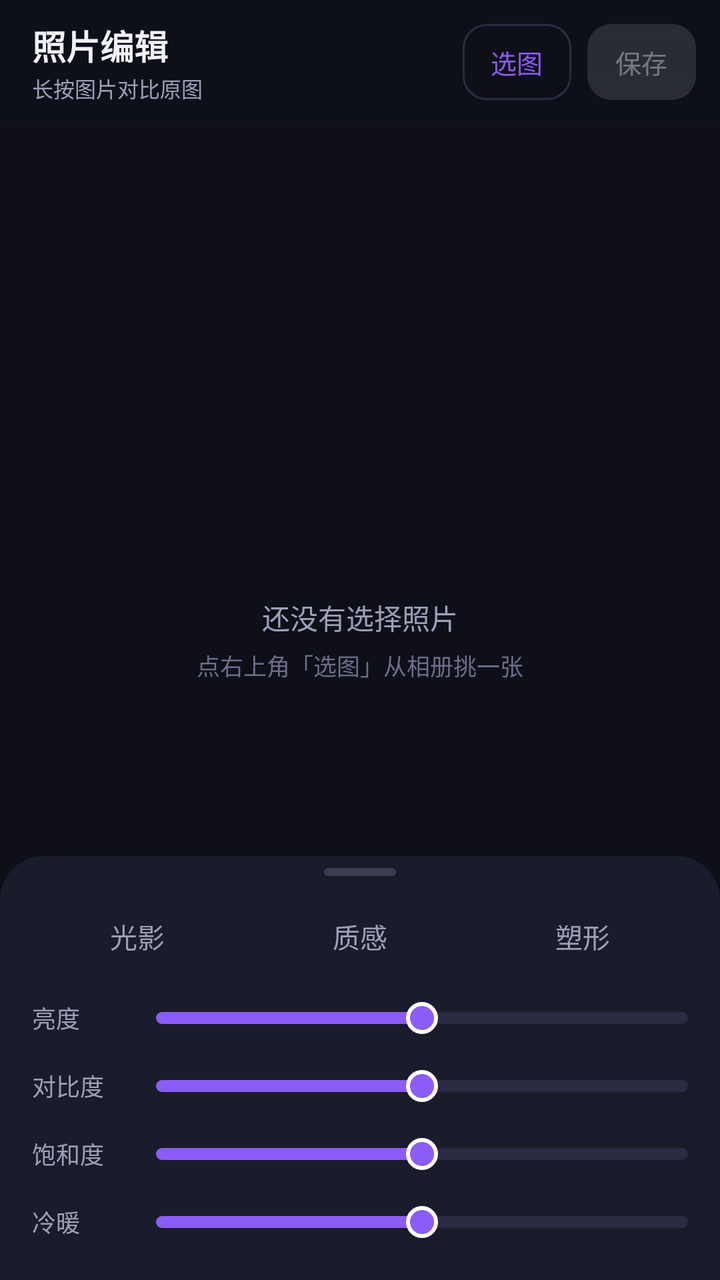
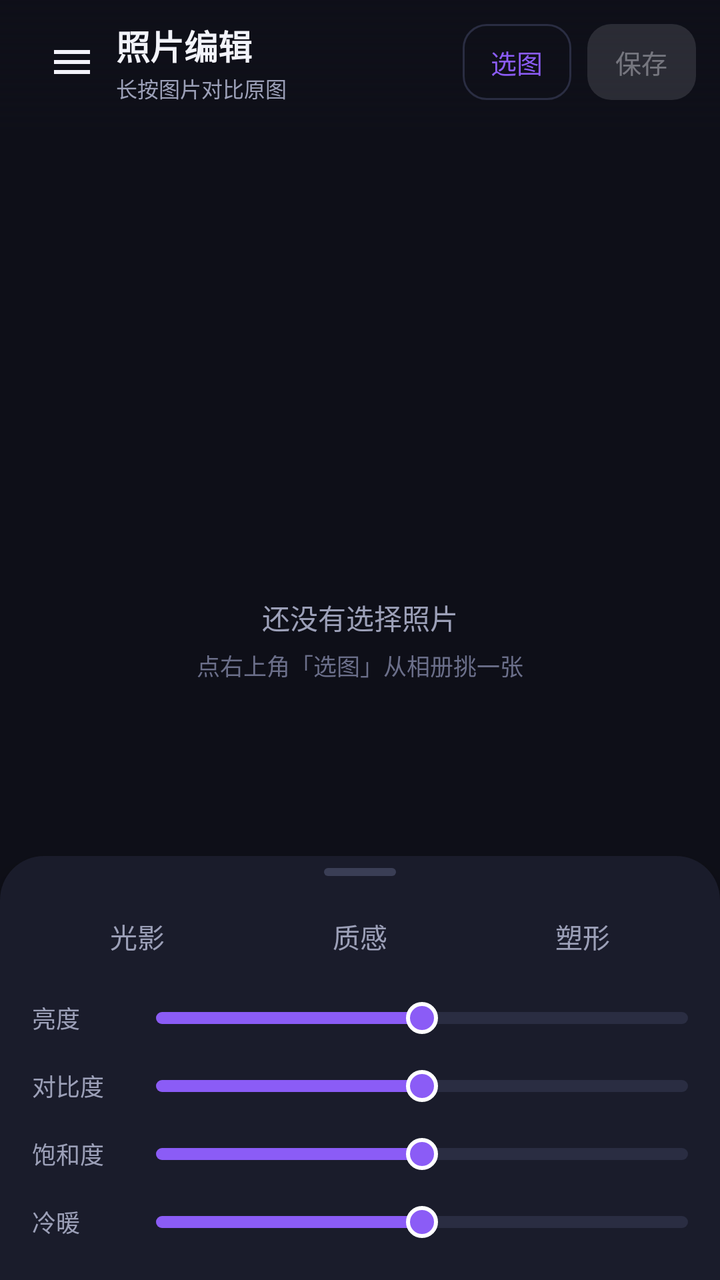

Before-and-after screenshots of an Android layout around one commit, followed by the original layout XML and the change that was made.
<!-- AndroidManifest.xml: application theme Theme.MagicBeauty -->
<!-- res/layout/fragment_photo.xml -->
<?xml version="1.0" encoding="utf-8"?>
<FrameLayout xmlns:android="http://schemas.android.com/apk/res/android"
    xmlns:app="http://schemas.android.com/apk/res-auto"
    android:layout_width="match_parent"
    android:layout_height="match_parent"
    android:background="@color/bg">

    
    <FrameLayout
        android:id="@+id/previewBox"
        android:layout_width="match_parent"
        android:layout_height="match_parent">

        <ImageView
            android:id="@+id/preview"
            android:layout_width="match_parent"
            android:layout_height="match_parent"
            android:contentDescription="预览"
            android:scaleType="fitCenter" />

        <LinearLayout
            android:id="@+id/emptyState"
            android:layout_width="wrap_content"
            android:layout_height="wrap_content"
            android:layout_gravity="center"
            android:gravity="center"
            android:orientation="vertical">

            <TextView
                android:layout_width="wrap_content"
                android:layout_height="wrap_content"
                android:text="还没有选择照片"
                android:textColor="@color/text_sub"
                android:textSize="14sp" />

            <TextView
                android:layout_width="wrap_content"
                android:layout_height="wrap_content"
                android:layout_marginTop="5dp"
                android:text="点右上角「选图」从相册挑一张"
                android:textColor="@color/text_dim"
                android:textSize="11.5sp" />
        </LinearLayout>

        <ProgressBar
            android:id="@+id/progress"
            android:layout_width="wrap_content"
            android:layout_height="wrap_content"
            android:layout_gravity="center"
            android:indeterminateTint="@color/brand"
            android:visibility="gone" />
    </FrameLayout>

    
    <LinearLayout
        android:id="@+id/topBar"
        android:layout_width="match_parent"
        android:layout_height="wrap_content"
        android:layout_gravity="top"
        android:background="@drawable/bg_top_scrim"
        android:gravity="center_vertical"
        android:orientation="horizontal"
        android:paddingStart="16dp"
        android:paddingTop="10dp"
        android:paddingEnd="12dp"
        android:paddingBottom="14dp">

        <LinearLayout
            android:layout_width="0dp"
            android:layout_height="wrap_content"
            android:layout_weight="1"
            android:orientation="vertical">

            <TextView
                android:layout_width="wrap_content"
                android:layout_height="wrap_content"
                android:text="照片编辑"
                android:textColor="@color/text"
                android:textSize="17sp"
                android:textStyle="bold" />

            <TextView
                android:layout_width="wrap_content"
                android:layout_height="wrap_content"
                android:layout_marginTop="1dp"
                android:text="长按图片对比原图"
                android:textColor="@color/text_sub"
                android:textSize="10.5sp" />
        </LinearLayout>

        <com.google.android.material.button.MaterialButton
            android:id="@+id/btnPick"
            style="?attr/materialButtonOutlinedStyle"
            android:layout_width="wrap_content"
            android:layout_height="38dp"
            android:insetTop="0dp"
            android:insetBottom="0dp"
            android:minWidth="0dp"
            android:paddingStart="14dp"
            android:paddingEnd="14dp"
            android:text="选图"
            android:textAllCaps="false"
            android:textSize="13sp"
            app:cornerRadius="12dp" />

        <Space
            android:layout_width="8dp"
            android:layout_height="1dp" />

        <com.google.android.material.button.MaterialButton
            android:id="@+id/btnSave"
            android:layout_width="wrap_content"
            android:layout_height="38dp"
            android:enabled="false"
            android:insetTop="0dp"
            android:insetBottom="0dp"
            android:minWidth="0dp"
            android:paddingStart="14dp"
            android:paddingEnd="14dp"
            android:text="保存"
            android:textAllCaps="false"
            android:textSize="13sp"
            app:cornerRadius="12dp" />
    </LinearLayout>

    
    <LinearLayout
        android:id="@+id/toolSheet"
        android:layout_width="match_parent"
        android:layout_height="wrap_content"
        android:layout_gravity="bottom"
        android:background="@drawable/bg_sheet"
        android:elevation="12dp"
        android:orientation="vertical"
        android:paddingStart="16dp"
        android:paddingTop="6dp"
        android:paddingEnd="16dp"
        android:paddingBottom="12dp">

        <View
            android:id="@+id/sheetHandle"
            android:layout_width="36dp"
            android:layout_height="4dp"
            android:layout_gravity="center_horizontal"
            android:background="@drawable/bg_handle" />

        
        <LinearLayout
            android:layout_width="match_parent"
            android:layout_height="wrap_content"
            android:layout_marginTop="10dp"
            android:orientation="horizontal">

            <TextView
                android:id="@+id/tabLight"
                android:layout_width="0dp"
                android:layout_height="40dp"
                android:layout_weight="1"
                android:background="@drawable/bg_tab"
                android:gravity="center"
                android:text="光影"
                android:textColor="@color/tab_text"
                android:textSize="13.5sp" />

            <TextView
                android:id="@+id/tabTexture"
                android:layout_width="0dp"
                android:layout_height="40dp"
                android:layout_marginStart="6dp"
                android:layout_weight="1"
                android:background="@drawable/bg_tab"
                android:gravity="center"
                android:text="质感"
                android:textColor="@color/tab_text"
                android:textSize="13.5sp" />

            <TextView
                android:id="@+id/tabShape"
                android:layout_width="0dp"
                android:layout_height="40dp"
                android:layout_marginStart="6dp"
                android:layout_weight="1"
                android:background="@drawable/bg_tab"
                android:gravity="center"
                android:text="塑形"
                android:textColor="@color/tab_text"
                android:textSize="13.5sp" />
        </LinearLayout>

        
        <LinearLayout
            android:id="@+id/groupLight"
            android:layout_width="match_parent"
            android:layout_height="wrap_content"
            android:layout_marginTop="4dp"
            android:orientation="vertical">

            <LinearLayout
                android:layout_width="match_parent"
                android:layout_height="34dp"
                android:gravity="center_vertical"
                android:orientation="horizontal">

                <TextView
                    style="@style/SliderLabel"
                    android:text="亮度" />

                <SeekBar
                    android:id="@+id/sbBrightness"
                    style="@style/AppSeekBar"
                    android:layout_width="0dp"
                    android:layout_height="30dp"
                    android:layout_weight="1"
                    android:max="100"
                    android:progress="50" />
            </LinearLayout>

            <LinearLayout
                android:layout_width="match_parent"
                android:layout_height="34dp"
                android:gravity="center_vertical"
                android:orientation="horizontal">

                <TextView
                    style="@style/SliderLabel"
                    android:text="对比度" />

                <SeekBar
                    android:id="@+id/sbContrast"
                    style="@style/AppSeekBar"
                    android:layout_width="0dp"
                    android:layout_height="30dp"
                    android:layout_weight="1"
                    android:max="100"
                    android:progress="50" />
            </LinearLayout>

            <LinearLayout
                android:layout_width="match_parent"
                android:layout_height="34dp"
                android:gravity="center_vertical"
                android:orientation="horizontal">

                <TextView
                    style="@style/SliderLabel"
                    android:text="饱和度" />

                <SeekBar
                    android:id="@+id/sbSaturation"
                    style="@style/AppSeekBar"
                    android:layout_width="0dp"
                    android:layout_height="30dp"
                    android:layout_weight="1"
                    android:max="100"
                    android:progress="50" />
            </LinearLayout>

            <LinearLayout
                android:layout_width="match_parent"
                android:layout_height="34dp"
                android:gravity="center_vertical"
                android:orientation="horizontal">

                <TextView
                    style="@style/SliderLabel"
                    android:text="冷暖" />

                <SeekBar
                    android:id="@+id/sbWarmth"
                    style="@style/AppSeekBar"
                    android:layout_width="0dp"
                    android:layout_height="30dp"
                    android:layout_weight="1"
                    android:max="100"
                    android:progress="50" />
            </LinearLayout>
        </LinearLayout>

        
        <LinearLayout
            android:id="@+id/groupTexture"
            android:layout_width="match_parent"
            android:layout_height="wrap_content"
            android:layout_marginTop="4dp"
            android:orientation="vertical"
            android:visibility="gone">

            <HorizontalScrollView
                android:layout_width="match_parent"
                android:layout_height="wrap_content"
                android:layout_marginTop="2dp"
                android:scrollbars="none">

                <LinearLayout
                    android:id="@+id/filterRow"
                    android:layout_width="wrap_content"
                    android:layout_height="wrap_content"
                    android:orientation="horizontal">

                    <TextView
                        style="@style/FilterChip"
                        android:text="原图" />

                    <TextView
                        style="@style/FilterChip"
                        android:text="清透" />

                    <TextView
                        style="@style/FilterChip"
                        android:text="暖阳" />

                    <TextView
                        style="@style/FilterChip"
                        android:text="冷调" />

                    <TextView
                        style="@style/FilterChip"
                        android:text="复古" />

                    <TextView
                        style="@style/FilterChip"
                        android:text="黑白" />

                    <TextView
                        style="@style/FilterChip"
                        android:text="胶片" />
                </LinearLayout>
            </HorizontalScrollView>

            <LinearLayout
                android:layout_width="match_parent"
                android:layout_height="34dp"
                android:gravity="center_vertical"
                android:orientation="horizontal">

                <TextView
                    style="@style/SliderLabel"
                    android:text="磨皮" />

                <SeekBar
                    android:id="@+id/sbBlur"
                    style="@style/AppSeekBar"
                    android:layout_width="0dp"
                    android:layout_height="30dp"
                    android:layout_weight="1"
                    android:max="100"
                    android:progress="0" />
            </LinearLayout>

            <LinearLayout
                android:layout_width="match_parent"
                android:layout_height="34dp"
                android:gravity="center_vertical"
                android:orientation="horizontal">

                <TextView
                    style="@style/SliderLabel"
                    android:text="暗角" />

                <SeekBar
                    android:id="@+id/sbVignette"
                    style="@style/AppSeekBar"
                    android:layout_width="0dp"
                    android:layout_height="30dp"
                    android:layout_weight="1"
                    android:max="100"
                    android:progress="0" />
            </LinearLayout>
        </LinearLayout>

        
        <LinearLayout
            android:id="@+id/groupShape"
            android:layout_width="match_parent"
            android:layout_height="wrap_content"
            android:layout_marginTop="4dp"
            android:orientation="vertical"
            android:visibility="gone">

            <LinearLayout
                android:layout_width="match_parent"
                android:layout_height="34dp"
                android:gravity="center_vertical"
                android:orientation="horizontal">

                <TextView
                    style="@style/SliderLabel"
                    android:text="瘦脸" />

                <SeekBar
                    android:id="@+id/sbThinFace"
                    style="@style/AppSeekBar"
                    android:layout_width="0dp"
                    android:layout_height="30dp"
                    android:layout_weight="1"
                    android:max="100"
                    android:progress="0" />
            </LinearLayout>

            <LinearLayout
                android:layout_width="match_parent"
                android:layout_height="34dp"
                android:gravity="center_vertical"
                android:orientation="horizontal">

                <TextView
                    style="@style/SliderLabel"
                    android:text="大眼" />

                <SeekBar
                    android:id="@+id/sbEye"
                    style="@style/AppSeekBar"
                    android:layout_width="0dp"
                    android:layout_height="30dp"
                    android:layout_weight="1"
                    android:max="100"
                    android:progress="0" />
            </LinearLayout>

            <LinearLayout
                android:layout_width="match_parent"
                android:layout_height="34dp"
                android:gravity="center_vertical"
                android:orientation="horizontal">

                <TextView
                    style="@style/SliderLabel"
                    android:text="瘦腰" />

                <SeekBar
                    android:id="@+id/sbWaist"
                    style="@style/AppSeekBar"
                    android:layout_width="0dp"
                    android:layout_height="30dp"
                    android:layout_weight="1"
                    android:max="100"
                    android:progress="0" />
            </LinearLayout>

            <LinearLayout
                android:layout_width="match_parent"
                android:layout_height="34dp"
                android:gravity="center_vertical"
                android:orientation="horizontal">

                <TextView
                    style="@style/SliderLabel"
                    android:text="拉腿" />

                <SeekBar
                    android:id="@+id/sbLeg"
                    style="@style/AppSeekBar"
                    android:layout_width="0dp"
                    android:layout_height="30dp"
                    android:layout_weight="1"
                    android:max="100"
                    android:progress="0" />
            </LinearLayout>
        </LinearLayout>

        <TextView
            android:id="@+id/tvHint"
            android:layout_width="match_parent"
            android:layout_height="wrap_content"
            android:layout_marginTop="6dp"
            android:textColor="@color/text_dim"
            android:textSize="10.5sp"
            android:visibility="gone" />
    </LinearLayout>

</FrameLayout>
<!-- resources referenced by this layout -->
<resources>
  <color name="bg">#0E0F18</color>
  <color name="brand">#8B5CF6</color>
  <color name="text">#F2F3FA</color>
  <color name="text_dim">#6B6F8A</color>
  <color name="text_sub">#9CA0B8</color>
  <!-- drawable bg_handle (drawable) -->
  <?xml version="1.0" encoding="utf-8"?>
  <shape xmlns:android="http://schemas.android.com/apk/res/android" android:shape="rectangle">
      <solid android:color="#3A3E55" />
      <corners android:radius="2dp" />
      <size android:width="36dp" android:height="4dp" />
  </shape>
  <!-- drawable bg_sheet (drawable) -->
  <?xml version="1.0" encoding="utf-8"?>
  <shape xmlns:android="http://schemas.android.com/apk/res/android" android:shape="rectangle">
      <solid android:color="@color/card" />
      <corners
          android:topLeftRadius="22dp"
          android:topRightRadius="22dp" />
  </shape>
  <!-- drawable bg_tab (drawable) -->
  <?xml version="1.0" encoding="utf-8"?>
  <selector xmlns:android="http://schemas.android.com/apk/res/android">
      <item android:state_selected="true">
          <shape android:shape="rectangle">
              <solid android:color="@color/brand_soft" />
              <corners android:radius="12dp" />
          </shape>
      </item>
      <item>
          <shape android:shape="rectangle">
              <solid android:color="@android:color/transparent" />
              <corners android:radius="12dp" />
          </shape>
      </item>
  </selector>
  <!-- drawable bg_top_scrim (drawable) -->
  <?xml version="1.0" encoding="utf-8"?>
  <shape xmlns:android="http://schemas.android.com/apk/res/android" android:shape="rectangle">
      <gradient
          android:angle="270"
          android:endColor="#000E0F18"
          android:startColor="#E60E0F18" />
  </shape>
  <style name="AppSeekBar" parent="Widget.AppCompat.SeekBar">
          <item name="android:progressDrawable">@drawable/seekbar_track</item>
          <item name="android:thumb">@drawable/seekbar_thumb</item>
          <item name="android:splitTrack">false</item>
          <item name="android:minHeight">30dp</item>
          <item name="android:maxHeight">30dp</item>
          <item name="android:paddingStart">0dp</item>
          <item name="android:paddingEnd">0dp</item>
      </style>
  <style name="FilterChip">
          <item name="android:layout_width">wrap_content</item>
          <item name="android:layout_height">32dp</item>
          <item name="android:layout_marginEnd">6dp</item>
          <item name="android:background">@drawable/bg_tab</item>
          <item name="android:gravity">center</item>
          <item name="android:paddingStart">13dp</item>
          <item name="android:paddingEnd">13dp</item>
          <item name="android:textColor">@color/tab_text</item>
          <item name="android:textSize">12sp</item>
      </style>
  <style name="SliderLabel">
          <item name="android:layout_width">62dp</item>
          <item name="android:layout_height">wrap_content</item>
          <item name="android:textSize">12sp</item>
          <item name="android:textColor">@color/text_sub</item>
      </style>
  <color name="card">#1A1C2B</color>
  <color name="brand_soft">#2A1F4D</color>
  <!-- drawable seekbar_thumb (drawable) -->
  <?xml version="1.0" encoding="utf-8"?>
  <shape xmlns:android="http://schemas.android.com/apk/res/android" android:shape="oval">
      <solid android:color="@color/brand" />
      <stroke android:width="2dp" android:color="@color/white" />
      <size android:width="16dp" android:height="16dp" />
  </shape>
  <color name="white">#FFFFFFFF</color>
  <color name="brand_2">#EC4899</color>
  <color name="bg_elev">#151726</color>
  <color name="card_stroke">#2A2D42</color>
  <color name="nav_bg">#111320</color>
  <!-- unchanged entries left out for length: 2 -->
</resources>

<!-- the commit's change to res/layout/fragment_photo.xml (unified diff, before → after) -->
@@ -64,6 +64,16 @@
         android:paddingTop="10dp"
         android:paddingEnd="12dp"
         android:paddingBottom="14dp">
+
+        <ImageButton
+            android:id="@+id/btnMenu"
+            android:layout_width="40dp"
+            android:layout_height="40dp"
+            android:layout_marginEnd="2dp"
+            android:background="?attr/selectableItemBackgroundBorderless"
+            android:contentDescription="菜单"
+            android:src="@drawable/ic_menu"
+            android:tint="@color/text" />
 
         <LinearLayout
             android:layout_width="0dp"
<!-- resource entries referenced after the edit -->
@@ -44,6 +44,16 @@
           android:endColor="#000E0F18"
           android:startColor="#E60E0F18" />
   </shape>
+  <!-- drawable ic_menu (drawable) -->
+  <vector xmlns:android="http://schemas.android.com/apk/res/android"
+      android:width="24dp"
+      android:height="24dp"
+      android:viewportWidth="24"
+      android:viewportHeight="24">
+      <path
+          android:fillColor="#FFFFFF"
+          android:pathData="M3,6h18v2H3zM3,11h18v2H3zM3,16h18v2H3z" />
+  </vector>
   <style name="AppSeekBar" parent="Widget.AppCompat.SeekBar">
           <item name="android:progressDrawable">@drawable/seekbar_track</item>
           <item name="android:thumb">@drawable/seekbar_thumb</item>
